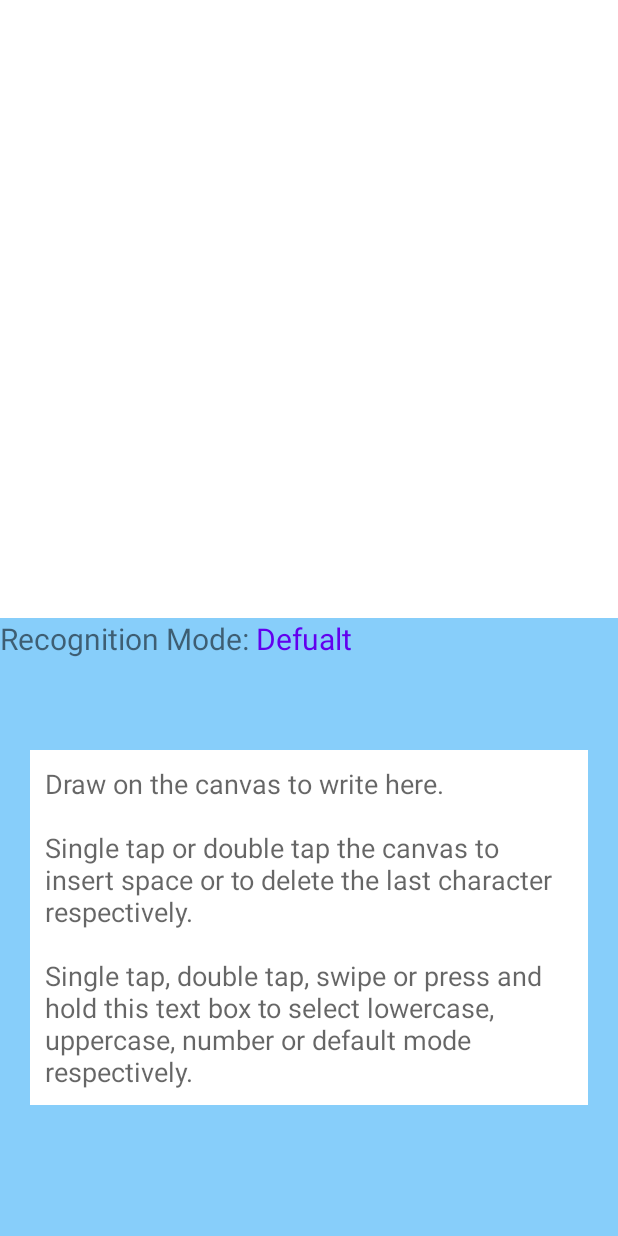
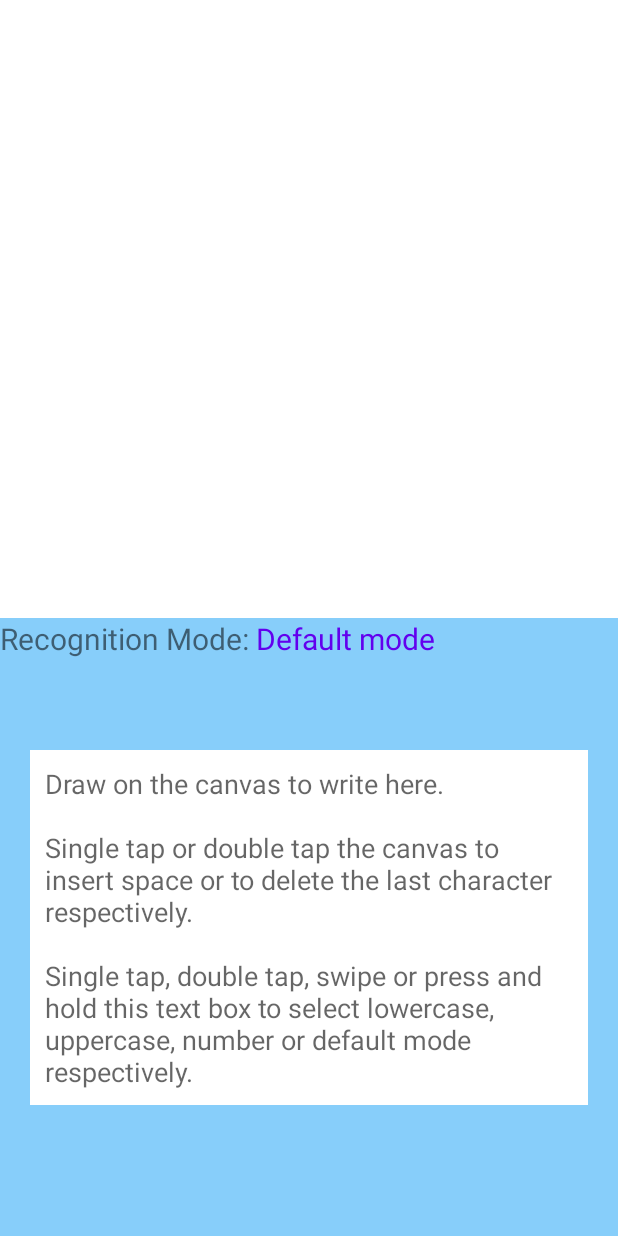
Before and after one commit to wbarisch/Handwritten-Character-Classification, an Android app built with Jetpack Compose: the DrivingMode screen opened directly, with no data from a screen before it, on a phone screen of 412 x 824 dp. Run offline under Robolectric (Android 15) with nearby library versions, the phone set to English and light mode, and no system bars; our stand-ins replace data binding.

Commit message:
Fix typo

```diff
--- a/app/src/main/java/com/example/hcc_elektrobit/driving_mode/DrivingMode.java
+++ b/app/src/main/java/com/example/hcc_elektrobit/driving_mode/DrivingMode.java
@@ -12,6 +12,7 @@ import android.view.MenuItem;
 import android.view.MotionEvent;
 import android.view.View;
 import android.widget.EditText;
+import android.widget.TextView;
 import android.widget.Toast;
 
 import androidx.annotation.NonNull;
--- a/app/src/main/res/layout/activity_main.xml
+++ b/app/src/main/res/layout/activity_main.xml
@@ -36,7 +36,7 @@
             android:id="@+id/mode_as"
             android:layout_width="wrap_content"
             android:layout_height="wrap_content"
-            android:text="Defualt"
+            android:text="Default mode"
             android:textSize="9pt"
             android:textColor="@color/purple_500"
             app:layout_constraintStart_toEndOf="@+id/mode_text"
```
